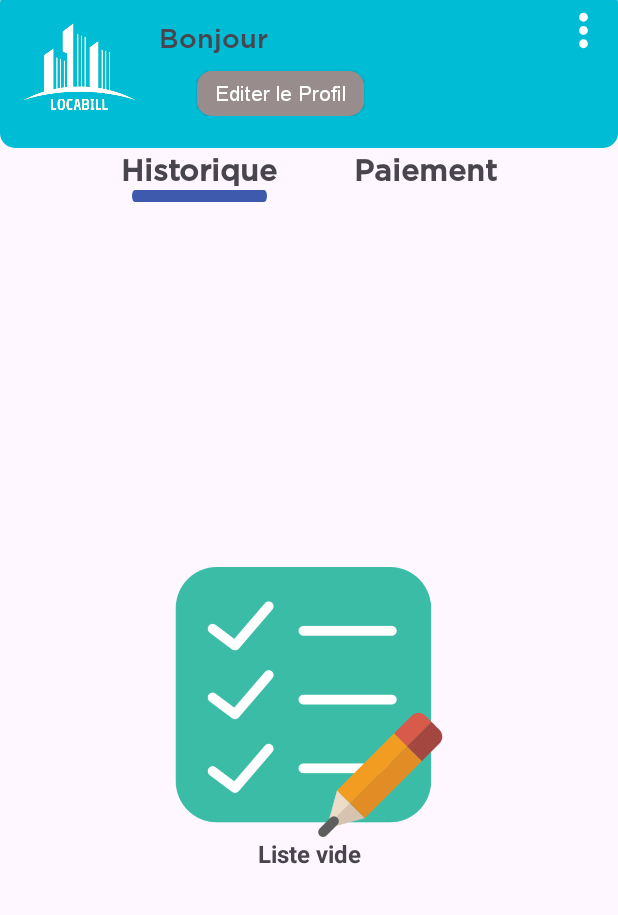
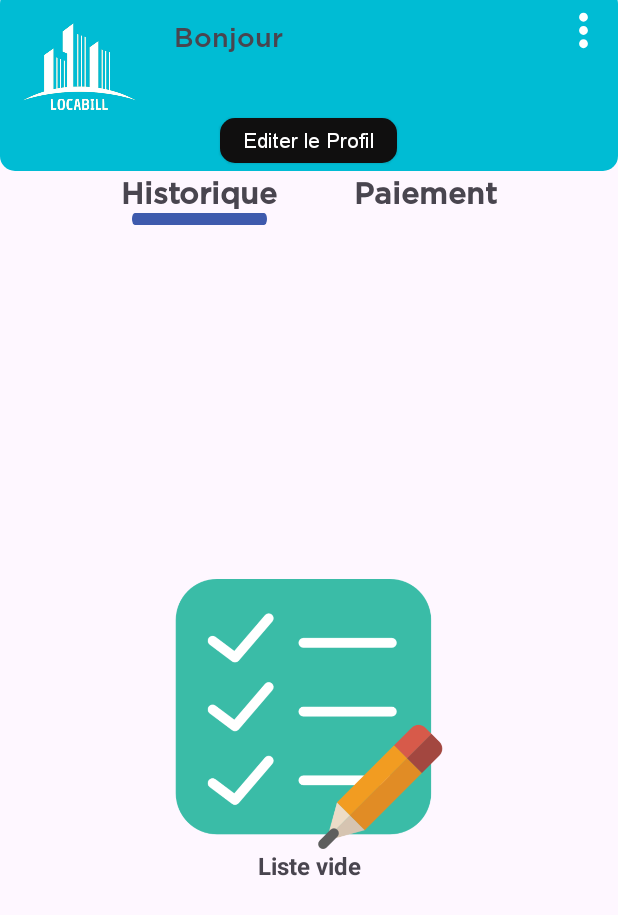
Before and after one commit to drisco/Locabill, an Android app: the Bricefile screen opened directly, with no data from a screen before it, after a tap on "Telecharger en pdf", on a phone screen of 412 x 824 dp. Shown: the top 915 px of the screen. Run offline under Robolectric (Android 15) with nearby library versions, the phone set to English and light mode, and no system bars; our stand-ins replace Firebase (no records; nobody signed in at launch, a user with empty details on screens opened directly); libraries missing offline, so code that uses them is left out: com.journeyapps.barcodescanner; 6 statements that could not run were skipped.

Commit message:
mise a jour 11juin

```diff
--- a/app/src/main/java/com/example/notificationapp/Bricefile.java
+++ b/app/src/main/java/com/example/notificationapp/Bricefile.java
@@ -7,6 +7,7 @@ import android.Manifest;
 import android.annotation.SuppressLint;
 import android.app.NotificationChannel;
 import android.app.NotificationManager;
+import android.content.Context;
 import android.content.Intent;
 import android.content.SharedPreferences;
 import android.content.pm.PackageManager;
@@ -52,15 +53,13 @@ import java.util.Locale;
 
 public class Bricefile extends AppCompatActivity {
 
-    private CountDownTimer countdownTimer;
+    SharedPreferences sharedPreferencesToken;
+    SharedPreferences.Editor editorToken;
     private TextView countdownText;
-    private final long initialTimeInMillis = 2 * 60 * 1000; // 2 minutes en millisecondes
-    private final String channelId = "countdown_notification_channel";
     private static final int PERMISSION_REQUEST_CO = 10;
-    private SharedPreferences sharedPreferences;
     private int incr;
     TextView userNom,userPrenom,number,montant,type,date,debut,s_chiffre,payer,avance;
-    ImageView qrImageView;
+    ImageView back;
 
     LinearLayout bn;
 
@@ -70,6 +69,10 @@ public class Bricefile extends AppCompatActivity {
         super.onCreate(savedInstanceState);
         EdgeToEdge.enable(this);
         setContentView(R.layout.activity_bricefile);
+        sharedPreferencesToken = getSharedPreferences("tokenpaiement", Context.MODE_PRIVATE);
+        editorToken = sharedPreferencesToken.edit();
+        editorToken.clear();
+        editorToken.apply();
         if (checkPermissionBoolean()) {
             Toast.makeText(this, "Permission Granted", Toast.LENGTH_SHORT).show();
         } else {
@@ -84,7 +87,7 @@ public class Bricefile extends AppCompatActivity {
         date = findViewById(R.id.date);
         s_chiffre = findViewById(R.id.s_chiffre);
         debut = findViewById(R.id.debut);
-        qrImageView = findViewById(R.id.qrImageView);
+        back = findViewById(R.id.back);
         Intent intent = getIntent();
         String id_2 = intent.getStringExtra("id");
         String nom = intent.getStringExtra("nom");
@@ -106,8 +109,6 @@ public class Bricefile extends AppCompatActivity {
         type.setText(type_de_maison);
         debut.setText(mois);
         date.setText(date_);
-        generateQRCode(id_2);
-        sharedPreferences = PreferenceManager.getDefaultSharedPreferences(this);
         bn = findViewById(R.id.bn);
         bn.setOnClickListener(new View.OnClickListener() {
             @Override
@@ -118,6 +119,18 @@ public class Bricefile extends AppCompatActivity {
             }
         });
 
+        back.setOnClickListener(new View.OnClickListener() {
+            @Override
+            public void onClick(View view) {
+                startActivity(new Intent(Bricefile.this,EspaceLocataires.class));
+                finish();
+            }
+        });
+        ViewCompat.setOnApplyWindowInsetsListener(findViewById(R.id.main), (v, insets) -> {
+            Insets systemBars = insets.getInsets(WindowInsetsCompat.Type.systemBars());
+            v.setPadding(systemBars.left, systemBars.top, systemBars.right, systemBars.bottom);
+            return insets;
+        });
     }
 
     private void convertToPdfAndSend() {
@@ -201,20 +214,6 @@ public class Bricefile extends AppCompatActivity {
         return permission1 == PackageManager.PERMISSION_GRANTED && permission2 == PackageManager.PERMISSION_GRANTED;
     }
 
-    private void generateQRCode(String id2) {
-        try {
-            MultiFormatWriter formatWriter = new MultiFormatWriter();
-            BitMatrix matrix = formatWriter.encode(id2, BarcodeFormat.QR_CODE, 300, 300);
-            BarcodeEncoder barcode = new BarcodeEncoder();
-            Bitmap bitmap = barcode.createBitmap(matrix);
-            qrImageView.setImageBitmap(bitmap);
-            // Vous pouvez ajouter ici d'autres actions si nécessaire
-        } catch (WriterException e) {
-            e.printStackTrace();
-            // Gérez les exceptions ici
-        }
-    }
-
     @Override
     public void onBackPressed() {
         incr++;
--- a/app/src/main/java/com/example/notificationapp/fragments/PaiementFragment.java
+++ b/app/src/main/java/com/example/notificationapp/fragments/PaiementFragment.java
@@ -280,7 +280,7 @@ public class PaiementFragment extends Fragment {
                             @Override
                             public void onClick(View view) {
                                 sendClientData(client);
-                                /*String nouvelId = localiteReference.push().getKey();
+                                String nouvelId = localiteReference.push().getKey();
                                 Model_ticket nouveauLocataire = new Model_ticket(nouvelId, nom, prenom, somme1, numero, type, debutUsage, caution, avance, numberInWords, dateFormatted, heureActuelle);
                                 localiteReference.child(nouvelId).setValue(nouveauLocataire); // Utiliser child(nouvelId) pour ajouter un nouvel élément
                                 databaseReference.child(idAdm).child(ville).child(idLca).child("statut").setValue("payé");
@@ -296,7 +296,7 @@ public class PaiementFragment extends Fragment {
                                 intent.putExtra("mois", dateFormatted);
                                 intent.putExtra("date", heureActuelle);
                                 startActivity(intent);
-                                getActivity().finish();*/
+                                getActivity().finish();
                             }
                         });
                     }
--- a/app/src/main/res/layout/activity_annonce_probleme.xml
+++ b/app/src/main/res/layout/activity_annonce_probleme.xml
@@ -45,11 +45,13 @@
 
     <ScrollView
         android:layout_width="match_parent"
-        android:layout_height="wrap_content"
+        android:layout_height="match_parent"
         android:scrollIndicators="none">
         <LinearLayout
             android:layout_width="match_parent"
             android:layout_height="wrap_content"
+            android:layout_gravity="center"
+            android:gravity="center"
             android:orientation="vertical">
             <TextView
                 android:id="@+id/text"
@@ -141,7 +143,7 @@
                     android:padding="15dp"
                     android:fontFamily="@font/gotham_medium"
                     android:backgroundTint="#453E3E"
-                    android:layout_margin="16dp" />
+                    android:layout_marginTop="35dp" />
             </LinearLayout>
         </LinearLayout>
     </ScrollView>
--- a/app/src/main/res/layout/activity_espace_locataires.xml
+++ b/app/src/main/res/layout/activity_espace_locataires.xml
@@ -20,19 +20,20 @@
             android:layout_margin="15dp"
             android:src="@drawable/locabill" />
 
-        <LinearLayout
-            android:layout_width="match_parent"
+        <TextView
+            android:id="@+id/nomEtPrenom"
+            android:layout_width="wrap_content"
             android:layout_height="wrap_content"
-            android:layout_centerVertical="true"
+            android:layout_above="@+id/editer"
+            android:layout_alignParentTop="true"
+            android:layout_marginStart="10dp"
+            android:layout_marginTop="20dp"
+            android:layout_marginBottom="25dp"
+            android:layout_toStartOf="@+id/deconnexion"
             android:layout_toEndOf="@+id/profil"
-            android:orientation="vertical">
-            <TextView
-                android:id="@+id/nomEtPrenom"
-                android:layout_width="wrap_content"
-                android:layout_height="wrap_content"
-                android:text="Nom et prenom "
-                android:fontFamily="@font/gotham_medium"
-                android:textSize="18dp" />
+            android:fontFamily="@font/gotham_medium"
+            android:text="Nom et prenom salut mec comment tu va jesquere  que tous va mieux "
+            android:textSize="18dp" />
 
             <TextView
                 android:id="@+id/editer"
@@ -40,18 +41,20 @@
                 android:layout_height="wrap_content"
                 android:text="Editer le Profil"
                 android:background="@drawable/backgr_newrect"
-                android:layout_marginTop="10dp"
-                android:paddingStart="12dp"
-                android:paddingEnd="12dp"
+                android:paddingStart="15dp"
+                android:layout_marginTop="-20dp"
+                android:layout_below="@+id/profil"
+                android:paddingEnd="15dp"
                 android:fontFamily="@font/arial"
                 android:paddingBottom="5dp"
                 android:paddingTop="5dp"
                 android:elevation="1dp"
-                android:backgroundTint="#988C8C"
+                android:layout_marginBottom="5dp"
+                android:layout_centerHorizontal="true"
+                android:backgroundTint="#100F0F"
                 android:textColor="@color/white"
-                android:layout_marginStart="25dp"
                 android:textSize="14dp" />
-        </LinearLayout>
+
 
         <ImageView
             android:id="@+id/deconnexion"
```
Also changed, not shown: app/src/main/java/com/example/notificationapp/Brouillons.java (deleted, +0 -118 lines), app/src/main/java/com/example/notificationapp/EspaceLocataires.java (+106 -105 lines), app/src/main/java/com/example/notificationapp/TestActivity.java (+41 -8 lines), app/src/main/res/layout/activity_bricefile.xml (+33 -20 lines), app/src/main/res/layout/activity_test.xml (+7 -16 lines).
